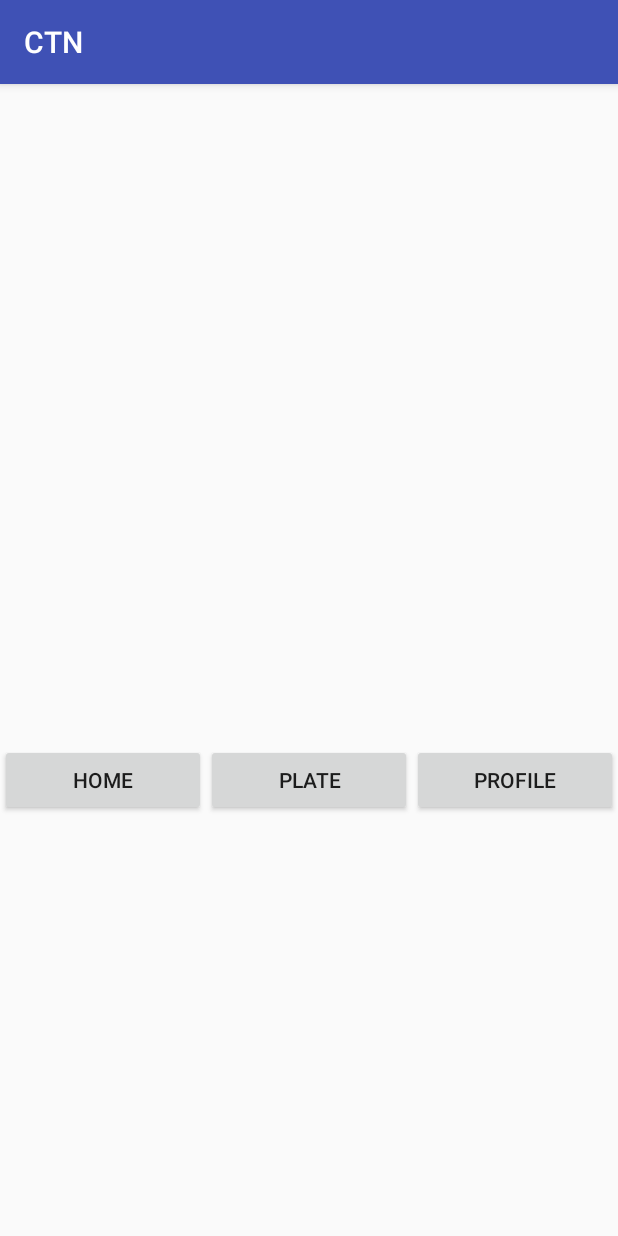
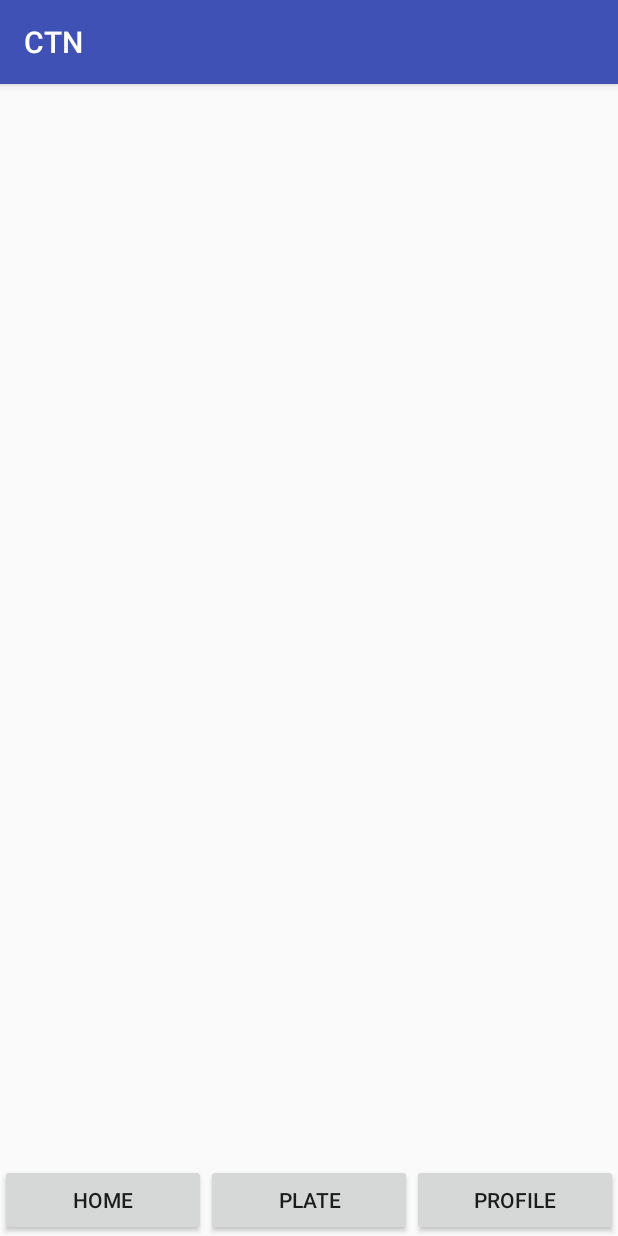
Before and after one commit to choudhary3/ctn_app, an Android app: the screen it shows after launch (MainScreen), on a phone screen of 412 x 824 dp. Run offline under Robolectric (Android 15) with nearby library versions, the phone set to English and light mode, and no system bars.

Commit message:
Modified main screen layout

```diff
--- a/app/src/main/res/layout/activity_main_screen.xml
+++ b/app/src/main/res/layout/activity_main_screen.xml
@@ -1,21 +1,21 @@
 <?xml version="1.0" encoding="utf-8"?>
-<LinearLayout
+<RelativeLayout
     xmlns:android="http://schemas.android.com/apk/res/android"
-    android:orientation="vertical"
     android:layout_width="match_parent"
     android:layout_height="match_parent">
 
     <FrameLayout
-        android:layout_width="match_parent"
-        android:layout_height="440dp"
-        android:id="@+id/middle_frame">
+        android:id="@+id/middle_frame"
+        android:layout_width="wrap_content"
+        android:layout_height="wrap_content">
 
     </FrameLayout>
 
     <LinearLayout
+        android:layout_alignParentBottom="true"
         android:orientation="horizontal"
         android:layout_width="match_parent"
-        android:layout_height="match_parent">
+        android:layout_height="wrap_content">
 
         <Button
             android:text="@string/home_text"
@@ -39,4 +39,4 @@
             android:layout_weight="1" />
     </LinearLayout>
 
-</LinearLayout>
+</RelativeLayout>
```
